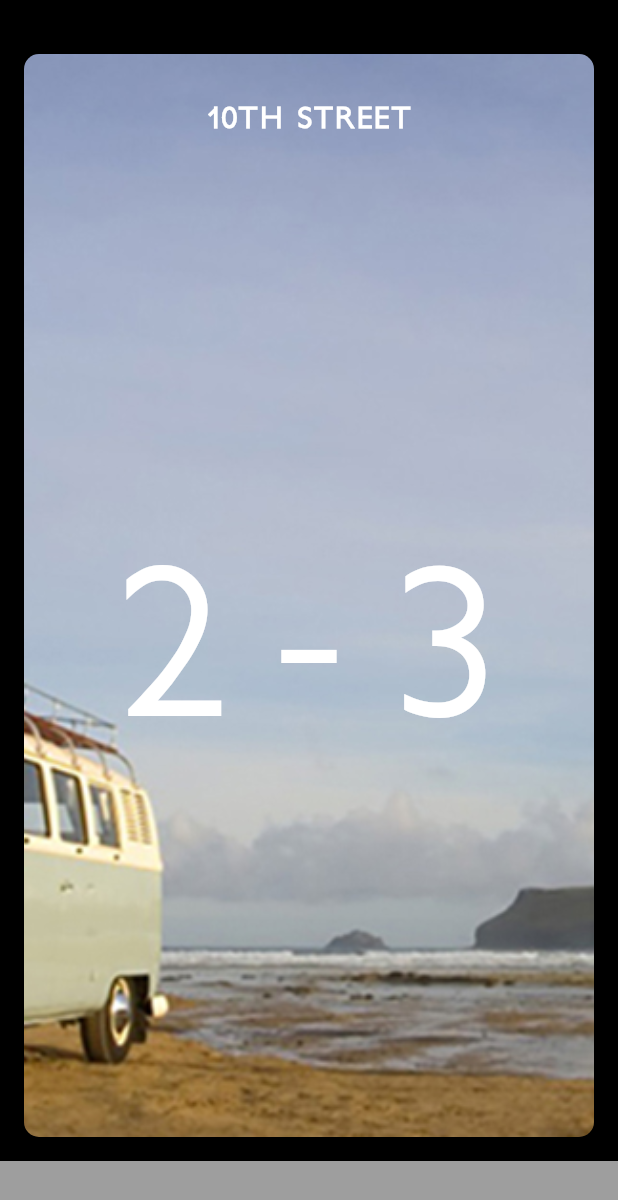
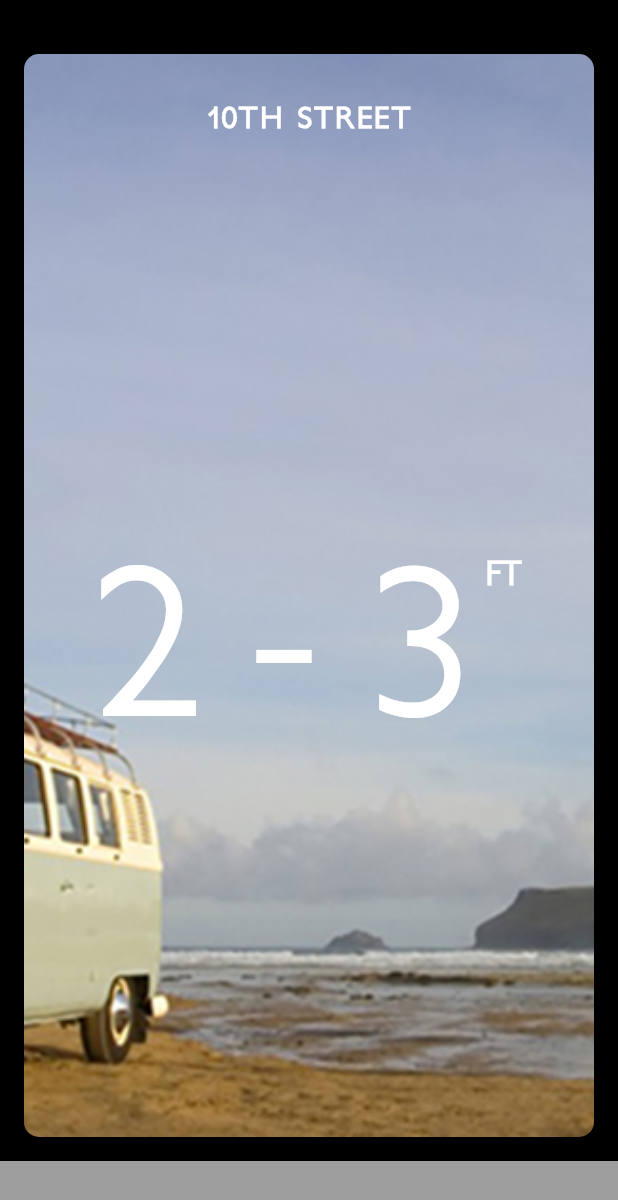
Before and after one commit to craigfisk/Flipper_Flutter_Carousel, a Flutter app: the screen it shows after launch, on a phone screen of 412 x 824 dp. Shown: the top 1200 px of the screen. Run offline on Flutter 3.47's test engine with Material 2 defaults, Android fonts, the phone set to English and light mode, and no system bars.

Commit message:
Added small FT and pushed over and down in a padding.

```diff
--- a/lib/main.dart
+++ b/lib/main.dart
@@ -98,6 +98,7 @@ class Card extends StatelessWidget {
             new Expanded(child: new Container()),
             new Row(
               mainAxisAlignment: MainAxisAlignment.center,
+              crossAxisAlignment: CrossAxisAlignment.start,
               children: <Widget>[
                 new Text(
                   '2 - 3',
@@ -108,6 +109,18 @@ class Card extends StatelessWidget {
                     letterSpacing: -5.0,
                   ),
                 ),
+                Padding(
+                  padding: const EdgeInsets.only(left: 10.0, top: 30.0),
+                    child: new Text(
+                      'FT',
+                      style: new TextStyle(
+                        color: Colors.white,
+                        fontSize: 22.0,
+                        fontFamily: 'petita',
+                        fontWeight: FontWeight.bold,
+                      ),
+                    ),
+                ),
               ],
             ),
             new Expanded(child: new Container()),
```
